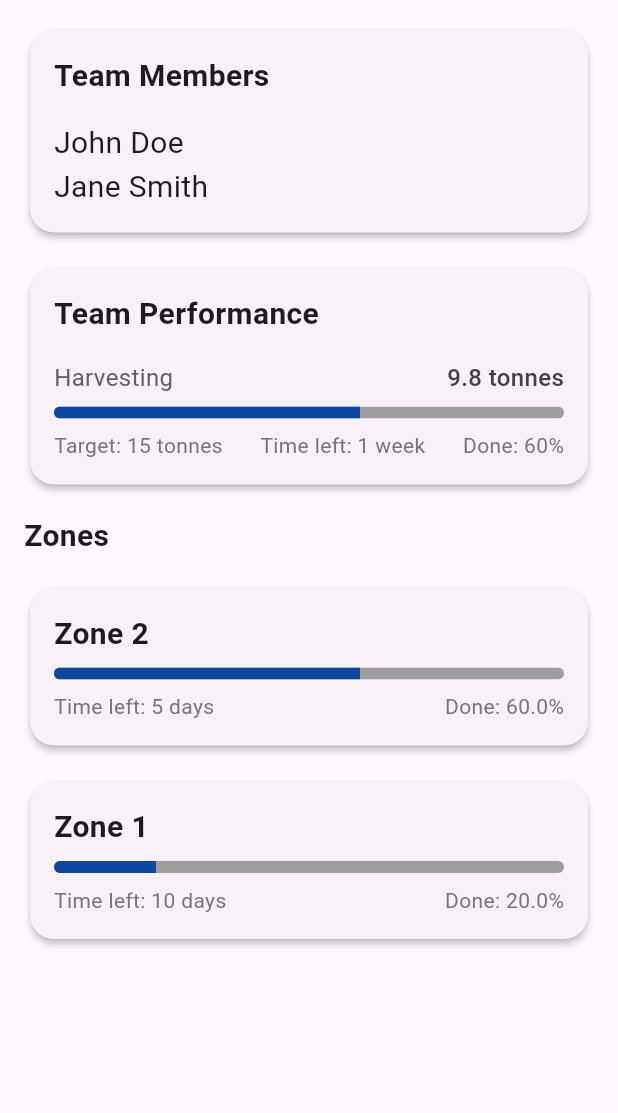
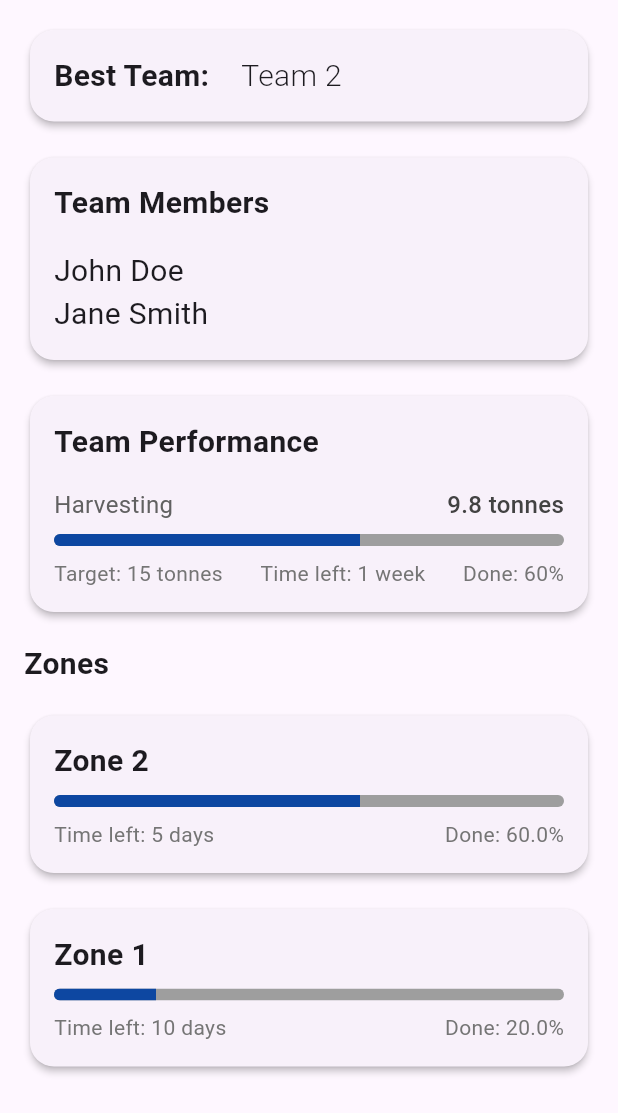
Before and after one commit to FangWoei/hackathon-2024, a Flutter app: the TeamPage screen opened directly, on a phone screen of 412 x 824 dp. Shown: the top 1113 px of the screen. Run offline on Flutter 3.47's test engine with Material 3 defaults, Android fonts, the phone set to English and light mode, and no system bars; our stand-ins replace cloud_firestore, firebase_auth, firebase_core, fl_chart, flutter_spinkit, go_router; accounts and stored records are empty.

Commit message:
minor changes

```diff
--- a/lib/screen/event/event_page.dart
+++ b/lib/screen/event/event_page.dart
@@ -34,6 +34,40 @@ class TeamPage extends StatelessWidget {
               mainAxisSize: MainAxisSize.min,
               crossAxisAlignment: CrossAxisAlignment.start,
               children: [
+                Container(
+                  width: double.infinity,
+                  child: Card(
+                    elevation: 2,
+                    shape: RoundedRectangleBorder(
+                      borderRadius: BorderRadius.circular(16),
+                    ),
+                    child: const Padding(
+                      padding: EdgeInsets.all(16.0),
+                      child: Row(
+                        crossAxisAlignment: CrossAxisAlignment.start,
+                        mainAxisSize: MainAxisSize.min,
+                        children: [
+                          Text(
+                            'Best Team: ',
+                            style: TextStyle(
+                              fontSize: 20,
+                              fontWeight: FontWeight.w600,
+                            ),
+                          ),
+                          SizedBox(width: 16),
+                          Text(
+                            'Team 2',
+                            style: TextStyle(
+                              fontSize: 20,
+                              fontWeight: FontWeight.w300,
+                            ),
+                          ),
+                        ],
+                      ),
+                    ),
+                  ),
+                ),
+                const SizedBox(height: 16),
                 Container(
                   width: double.infinity,
                   child: Card(
```
